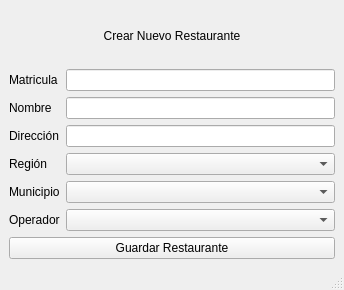
This is plantillas/crear_restaurante.ui in JhoanCarvajal/pdf as Qt 5 draws it before an edit. The edited form follows.
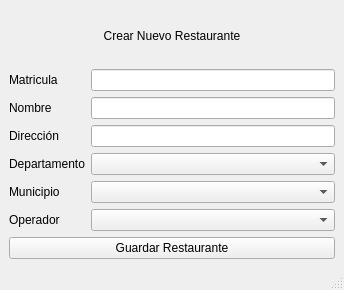
This is the edited form.

Patch:
```diff
--- a/plantillas/crear_restaurante.ui
+++ b/plantillas/crear_restaurante.ui
@@ -63,7 +63,7 @@
       <item row="4" column="0">
        <widget class="QLabel" name="lb_region">
         <property name="text">
-         <string>Región</string>
+         <string>Departamento</string>
         </property>
        </widget>
       </item>
```
Left out of the diff: 6 changed lines with no effect on the pictures.
